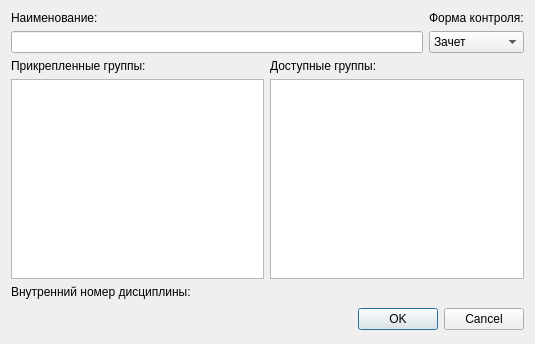
Old version of the form editdisciplinedialog.ui in the repository sowecthal/IS-Decanat.
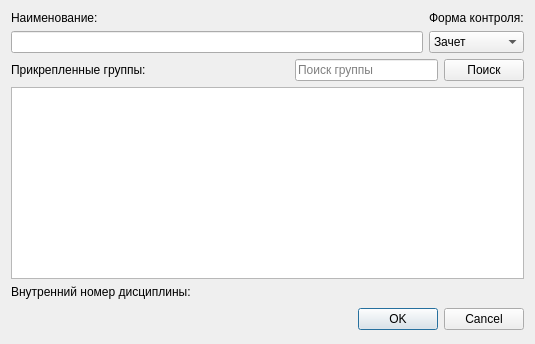
New version of the form.

```diff
--- a/editdisciplinedialog.ui
+++ b/editdisciplinedialog.ui
@@ -13,7 +13,7 @@
   <property name="windowTitle">
    <string>Dialog</string>
   </property>
-  <layout class="QGridLayout" name="gridLayout_2">
+  <layout class="QGridLayout" name="gridLayout">
    <item row="0" column="0">
     <layout class="QHBoxLayout" name="horizontalLayout">
      <item>
@@ -57,7 +57,71 @@
      </item>
     </layout>
    </item>
+   <item row="1" column="0">
+    <layout class="QHBoxLayout" name="horizontalLayout_2">
+     <item>
+      <widget class="QLabel" name="label_3">
+       <property name="text">
+        <string>Прикрепленные группы:</string>
+       </property>
+      </widget>
+     </item>
+     <item>
+      <spacer name="horizontalSpacer">
+       <property name="orientation">
+        <enum>Qt::Horizontal</enum>
+       </property>
+       <property name="sizeHint" stdset="0">
+        <size>
+         <width>40</width>
+         <height>20</height>
+        </size>
+       </property>
+      </spacer>
+     </item>
+     <item>
+      <widget class="QLineEdit" name="lineFind">
+       <property name="placeholderText">
+        <string>Поиск группы</string>
+       </property>
+      </widget>
+     </item>
+     <item>
+      <widget class="QPushButton" name="pushButton">
+       <property name="text">
+        <string>Поиск</string>
+       </property>
+      </widget>
+     </item>
+    </layout>
+   </item>
+   <item row="2" column="0">
+    <widget class="QTableView" name="MyGroups">
+     <property name="editTriggers">
+      <set>QAbstractItemView::NoEditTriggers</set>
+     </property>
+     <property name="selectionMode">
+      <enum>QAbstractItemView::SingleSelection</enum>
+     </property>
+     <attribute name="horizontalHeaderStretchLastSection">
+      <bool>true</bool>
+     </attribute>
+     <attribute name="verticalHeaderVisible">
+      <bool>false</bool>
+     </attribute>
+     <attribute name="verticalHeaderStretchLastSection">
+      <bool>false</bool>
+     </attribute>
+    </widget>
+   </item>
    <item row="3" column="0">
+    <widget class="QLabel" name="labelID">
+     <property name="text">
+      <string>Внутренний номер дисциплины: </string>
+     </property>
+    </widget>
+   </item>
+   <item row="4" column="0">
     <widget class="QDialogButtonBox" name="buttonBox">
      <property name="minimumSize">
       <size>
@@ -73,69 +137,6 @@
      </property>
     </widget>
    </item>
-   <item row="1" column="0">
-    <layout class="QGridLayout" name="gridLayout">
-     <item row="0" column="0">
-      <widget class="QLabel" name="label_3">
-       <property name="text">
-        <string>Прикрепленные группы:</string>
-       </property>
-      </widget>
-     </item>
-     <item row="0" column="1">
-      <widget class="QLabel" name="label_4">
-       <property name="text">
-        <string>Доступные группы:</string>
-       </property>
-      </widget>
-     </item>
-     <item row="1" column="0">
-      <widget class="QTableView" name="MyGroups">
-       <property name="editTriggers">
-        <set>QAbstractItemView::NoEditTriggers</set>
-       </property>
-       <property name="selectionMode">
-        <enum>QAbstractItemView::SingleSelection</enum>
-       </property>
-       <attribute name="horizontalHeaderStretchLastSection">
-        <bool>true</bool>
-       </attribute>
-       <attribute name="verticalHeaderVisible">
-        <bool>false</bool>
-       </attribute>
-       <attribute name="verticalHeaderStretchLastSection">
-        <bool>false</bool>
-       </attribute>
-      </widget>
-     </item>
-     <item row="1" column="1">
-      <widget class="QTableView" name="OtherGroups">
-       <property name="editTriggers">
-        <set>QAbstractItemView::NoEditTriggers</set>
-       </property>
-       <property name="selectionMode">
-        <enum>QAbstractItemView::SingleSelection</enum>
-       </property>
-       <attribute name="horizontalHeaderStretchLastSection">
-        <bool>true</bool>
-       </attribute>
-       <attribute name="verticalHeaderVisible">
-        <bool>false</bool>
-       </attribute>
-       <attribute name="verticalHeaderStretchLastSection">
-        <bool>false</bool>
-       </attribute>
-      </widget>
-     </item>
-    </layout>
-   </item>
-   <item row="2" column="0">
-    <widget class="QLabel" name="labelID">
-     <property name="text">
-      <string>Внутренний номер дисциплины: </string>
-     </property>
-    </widget>
-   </item>
   </layout>
  </widget>
  <resources/>
```
Left out of the diff: 18 changed lines with no effect on the pictures.
